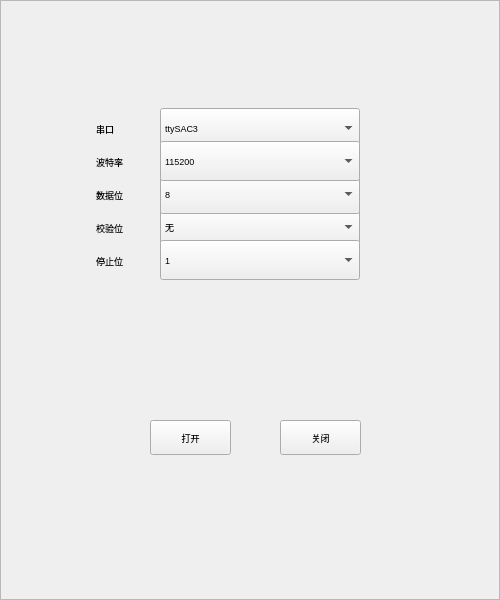
The window that serial.ui (thewayI/tiny4412) describes before a commit, drawn with Qt 5.
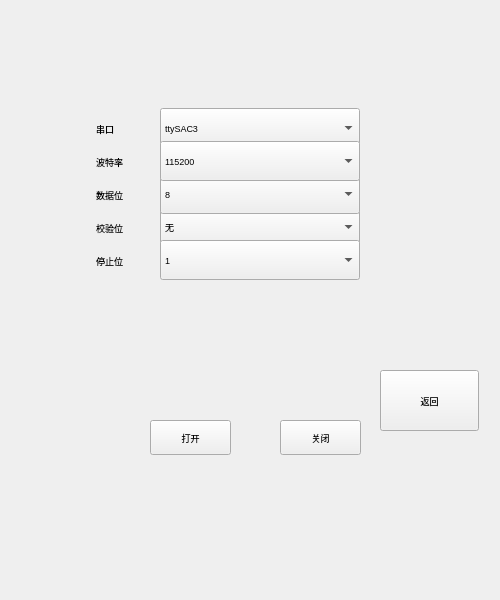
The same window after the commit. Icons and pictures are not drawn.

The edit to the form file:
```diff
--- a/serial.ui
+++ b/serial.ui
@@ -401,23 +401,17 @@
     <string/>
    </property>
   </widget>
-  <widget class="QFrame" name="frame">
+  <widget class="QPushButton" name="pushButton">
    <property name="geometry">
     <rect>
-     <x>0</x>
-     <y>0</y>
-     <width>500</width>
-     <height>600</height>
+     <x>380</x>
+     <y>370</y>
+     <width>99</width>
+     <height>61</height>
     </rect>
    </property>
-   <property name="styleSheet">
-    <string notr="true">border-image: url(:/new/prefix1/image/timg2.png);</string>
-   </property>
-   <property name="frameShape">
-    <enum>QFrame::StyledPanel</enum>
-   </property>
-   <property name="frameShadow">
-    <enum>QFrame::Raised</enum>
+   <property name="text">
+    <string>返回</string>
    </property>
   </widget>
   <zorder>frame</zorder>
```
Left out of the diff: 14 changed lines with no effect on the pictures.
